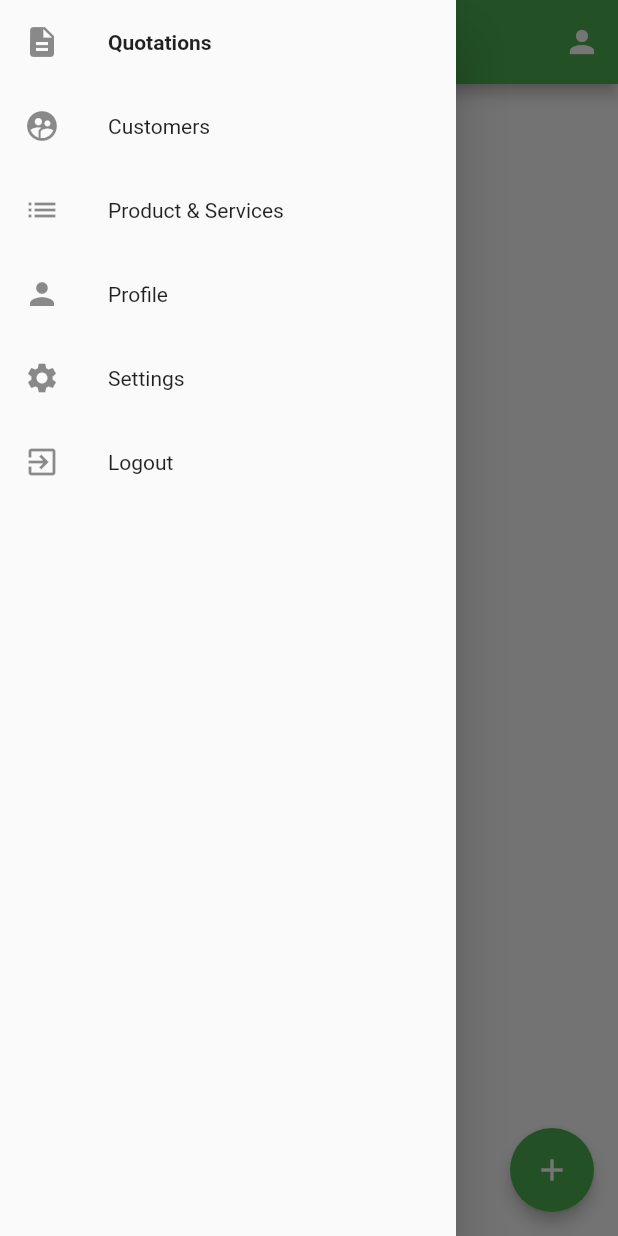
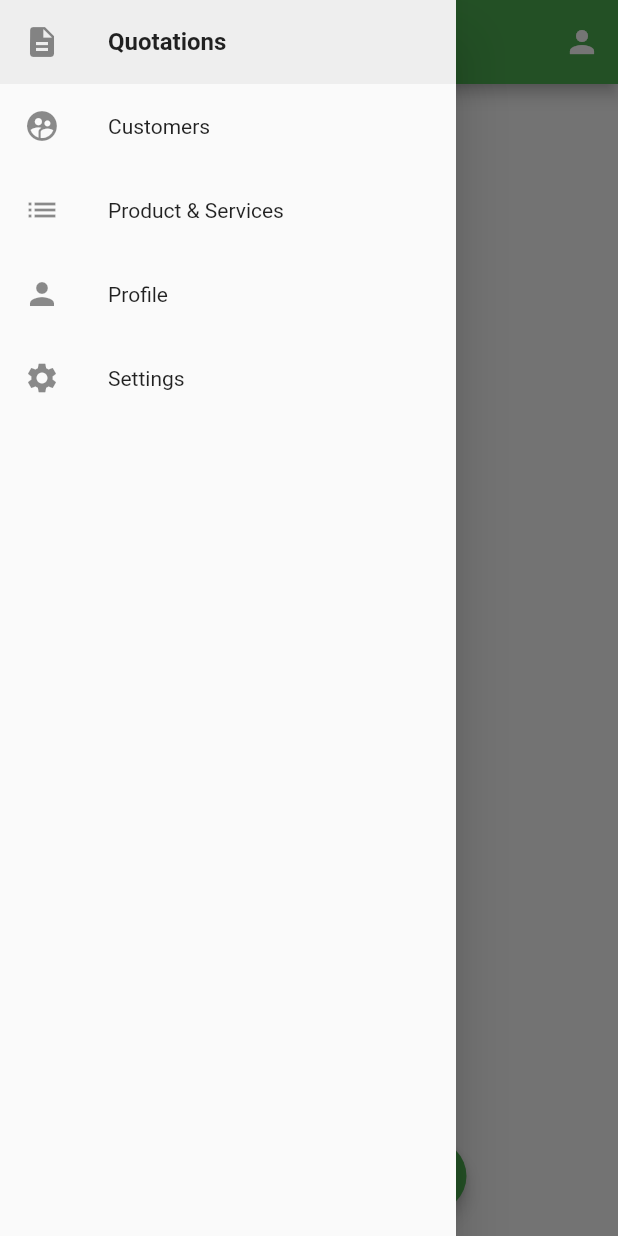
Before and after one commit to kunkumagp/bizkoala-mobile-app, a Flutter app: the screen it shows after launch, with the side drawer open, on a phone screen of 412 x 824 dp. Run offline on Flutter 3.47's test engine with Material 2 defaults, Android fonts, the phone set to English and light mode, and no system bars; our stand-ins replace fluttertoast, progress_dialog, shared_preferences, sqflite; accounts and stored records are empty.

Commit message:
#5 Customers Page implementation

```diff
--- a/lib/component/drawer.dart
+++ b/lib/component/drawer.dart
@@ -3,6 +3,7 @@ import 'package:bizkoala_mobileapp/pages/profile/my_profile.dart';
 import 'package:bizkoala_mobileapp/pages/quotations/my_quotations.dart';
 import 'package:bizkoala_mobileapp/pages/products_services/my_product_services.dart';
 import 'package:bizkoala_mobileapp/pages/my_settings.dart';
+import 'package:bizkoala_mobileapp/pages/customers/my_customers.dart';
 import 'package:flutter/material.dart';
 import 'package:provider/provider.dart';
 import 'package:bizkoala_mobileapp/service/app_services.dart';
@@ -18,11 +19,15 @@ class MyDrawer extends StatelessWidget {
     return Drawer(
       child: ListView(
         children: <Widget>[
-          ListTile(
+          Container(
+            decoration: BoxDecoration(
+              color: currentDrawer == 0 ? Colors.grey[200] : null,
+            ),
+            child: ListTile(
               title: Text(
                 'Quotations',
                 style: currentDrawer == 0
-                  ? TextStyle(fontWeight: FontWeight.bold)
+                    ? TextStyle(fontSize: 16.0, fontWeight: FontWeight.bold)
                     : TextStyle(fontWeight: FontWeight.normal),
               ),
               leading: Icon(Icons.description),
@@ -38,11 +43,16 @@ class MyDrawer extends StatelessWidget {
                         )));
               },
             ),
-          ListTile(
+          ),
+          Container(
+            decoration: BoxDecoration(
+              color: currentDrawer == 1 ? Colors.grey[200] : null,
+            ),
+            child: ListTile(
               title: Text(
                 'Customers',
                 style: currentDrawer == 1
-                  ? TextStyle(fontWeight: FontWeight.bold)
+                    ? TextStyle(fontSize: 16.0, fontWeight: FontWeight.bold)
                     : TextStyle(fontWeight: FontWeight.normal),
               ),
               leading: Icon(Icons.supervised_user_circle),
@@ -50,19 +60,24 @@ class MyDrawer extends StatelessWidget {
                 Navigator.of(context).pop();
                 if (this.currentPage == "Customers") return;
                 Provider.of<DrawerStateInfo>(context, listen: false)
-                  .setCurrentDrawer(0);
+                    .setCurrentDrawer(1);
 
                 Navigator.of(context).pushReplacement(MaterialPageRoute(
-                  builder: (BuildContext context) => MyQuotations(
+                    builder: (BuildContext context) => MyCustomers(
                           title: 'Customers',
                         )));
               },
             ),
-          ListTile(
+          ),
+          Container(
+            decoration: BoxDecoration(
+              color: currentDrawer == 2 ? Colors.grey[200] : null,
+            ),
+            child: ListTile(
               title: Text(
                 "Product & Services",
                 style: currentDrawer == 2
-                  ? TextStyle(fontWeight: FontWeight.bold)
+                    ? TextStyle(fontSize: 16.0, fontWeight: FontWeight.bold)
                     : TextStyle(fontWeight: FontWeight.normal),
               ),
               leading: Icon(Icons.list),
@@ -71,7 +86,7 @@ class MyDrawer extends StatelessWidget {
                 if (this.currentPage == "Product & Services") return;
 
                 Provider.of<DrawerStateInfo>(context, listen: false)
-                  .setCurrentDrawer(1);
+                    .setCurrentDrawer(2);
 
                 Navigator.of(context).pushReplacement(MaterialPageRoute(
                     builder: (BuildContext context) => ProductServices(
@@ -79,11 +94,16 @@ class MyDrawer extends StatelessWidget {
                         )));
               },
             ),
-          ListTile(
+          ),
+          Container(
+            decoration: BoxDecoration(
+              color: currentDrawer == 3 ? Colors.grey[200] : null,
+            ),
+            child: ListTile(
               title: Text(
                 "Profile",
                 style: currentDrawer == 3
-                  ? TextStyle(fontWeight: FontWeight.bold)
+                    ? TextStyle(fontSize: 16.0, fontWeight: FontWeight.bold)
                     : TextStyle(fontWeight: FontWeight.normal),
               ),
               leading: Icon(Icons.person),
@@ -92,7 +112,7 @@ class MyDrawer extends StatelessWidget {
                 if (this.currentPage == "Profile") return;
 
                 Provider.of<DrawerStateInfo>(context, listen: false)
-                  .setCurrentDrawer(2);
+                    .setCurrentDrawer(3);
 
                 Navigator.of(context).pushReplacement(MaterialPageRoute(
                     builder: (BuildContext context) => Profile(
@@ -100,11 +120,16 @@ class MyDrawer extends StatelessWidget {
                         )));
               },
             ),
-          ListTile(
+          ),
+          Container(
+            decoration: BoxDecoration(
+              color: currentDrawer == 4 ? Colors.grey[200] : null,
+            ),
+            child: ListTile(
               title: Text(
                 "Settings",
                 style: currentDrawer == 4
-                  ? TextStyle(fontWeight: FontWeight.bold)
+                    ? TextStyle(fontSize: 16.0, fontWeight: FontWeight.bold)
                     : TextStyle(fontWeight: FontWeight.normal),
               ),
               leading: Icon(Icons.settings),
@@ -113,7 +138,7 @@ class MyDrawer extends StatelessWidget {
                 if (this.currentPage == "Settings") return;
 
                 Provider.of<DrawerStateInfo>(context, listen: false)
-                  .setCurrentDrawer(3);
+                    .setCurrentDrawer(4);
 
                 Navigator.of(context).pushReplacement(MaterialPageRoute(
                     builder: (BuildContext context) => Settings(
@@ -121,19 +146,20 @@ class MyDrawer extends StatelessWidget {
                         )));
               },
             ),
-          ListTile(
-            title: Text(
-              "Logout",
-              style: currentDrawer == 5
-                  ? TextStyle(fontWeight: FontWeight.bold)
-                  : TextStyle(fontWeight: FontWeight.normal),
           ),
-            leading: Icon(Icons.exit_to_app),
-            onTap: () {
-              appService.logout();
-              Navigator.pushNamed(context, '/');
-            },
-          ),
+          // ListTile(
+          //   title: Text(
+          //     "Logout",
+          //     style: currentDrawer == 5
+          //         ? TextStyle(fontSize: 16.0, fontWeight: FontWeight.bold)
+          //         : TextStyle(fontWeight: FontWeight.normal),
+          //   ),
+          //   leading: Icon(Icons.exit_to_app),
+          //   onTap: () {
+          //     appService.logout();
+          //     Navigator.pushNamed(context, '/');
+          //   },
+          // ),
         ],
       ),
     );
--- a/lib/database/database.dart
+++ /dev/null
@@ -1,82 +0,0 @@
-import 'dart:async';
-import 'dart:io' as io;
-import 'package:bizkoala_mobileapp/database/model/quotation.dart';
-import 'package:path/path.dart';
-import 'package:sqflite/sqflite.dart';
-import 'package:path_provider/path_provider.dart';
-
-class DBProvider {
-  DBProvider._();
-  static final DBProvider db = DBProvider._();
-
-  static const String DB_NAME = 'bizkoala.db';
-  static const String QUOTATION_TABLE = 'quotations';
-
-  static Database _database;
-
-  Future<Database> get database async {
-    if (_database != null) return _database;
-
-    // if _database is null we instantiate it
-    _database = await initDb();
-    return _database;
-  }
-
-  initDb() async {
-    io.Directory documentDirectory = await getApplicationDocumentsDirectory();
-    String path = join(documentDirectory.path, DB_NAME);
-    return await openDatabase(path,
-        version: 1, onOpen: (db) {}, onCreate: _onbCreate);
-  }
-
-  _onbCreate(Database db, int version) async {
-    await db.execute(
-        "CREATE TABLE $QUOTATION_TABLE ('id' INTEGER PRIMARY KEY, 'title' TEXT, 'note' TEXT, 'tax' TEXT, 'date' TEXT, 'customer_id' INTEGER, 'send' INTEGER)");
-  }
-
-// Add
-  newQuotation(Quotation newQuotation) async {
-    final db = await database;
-    var res = await db.insert(QUOTATION_TABLE, newQuotation.toJson());
-    // var res = await db.rawInsert(
-    //     "INSERT Into quotations (title, send)"
-    //     " VALUES (?,?)",
-    //     [newQuotation.title, newQuotation.send.toString()]);
-    return res;
-  }
-
-// Get
-
-  getAllQuotations() async {
-    final db = await database;
-    var res = await db.query(QUOTATION_TABLE, orderBy: 'id DESC');
-    List<Quotation> list =
-        res.isNotEmpty ? res.map((q) => Quotation.fromJson(q)).toList() : [];
-    return list;
-  }
-
-  getQuotation(int id) async {
-    final db = await database;
-    var res = await db.query(QUOTATION_TABLE, where: 'id = ?', whereArgs: [id]);
-    return res.isNotEmpty ? Quotation.fromJson(res.first) : null;
-  }
-
-  // Update
-  updateQuotation(Quotation newQuotation) async {
-    final db = await database;
-    var res = await db.update(QUOTATION_TABLE, newQuotation.toJson(),
-        where: 'id = ?', whereArgs: [newQuotation.id]);
-    return res;
-  }
-
-  // Delete
-  deleteAllQuotations() async {
-    final db = await database;
-    db.delete(QUOTATION_TABLE);
-  }
-
-  deleteQuotation(int id) async {
-    final db = await database;
-    db.delete(QUOTATION_TABLE, where: 'id = ?', whereArgs: [id]);
-  }
-}
--- /dev/null
+++ b/lib/database/database_helper.dart
@@ -0,0 +1,38 @@
+import 'dart:async';
+import 'dart:io' as io;
+import 'package:path/path.dart';
+import 'package:sqflite/sqflite.dart';
+import 'package:path_provider/path_provider.dart';
+
+class DatabaseHelper {
+  DatabaseHelper._();
+  static final DatabaseHelper db = DatabaseHelper._();
+
+  static const String DB_NAME = 'bizkoala.db';
+  static const String QUOTATION_TABLE = 'quotations';
+  static const String CUSTOMER_TABLE = 'customers';
+
+  static Database _database;
+
+  Future<Database> get database async {
+    if (_database != null) return _database;
+
+    // if _database is null we instantiate it
+    _database = await initDb();
+    return _database;
+  }
+
+  initDb() async {
+    io.Directory documentDirectory = await getApplicationDocumentsDirectory();
+    String path = join(documentDirectory.path, DB_NAME);
+    return await openDatabase(path,
+        version: 1, onOpen: (db) {}, onCreate: _onbCreate);
+  }
+
+  _onbCreate(Database db, int version) async {
+    await db.execute(
+        "CREATE TABLE $QUOTATION_TABLE ('id' INTEGER PRIMARY KEY, 'title' TEXT, 'note' TEXT, 'tax' TEXT, 'date' TEXT, 'customer_id' INTEGER, 'send' INTEGER)");
+    await db.execute(
+        "CREATE TABLE $CUSTOMER_TABLE ('id' INTEGER PRIMARY KEY,'name' TEXT, 'email' TEXT, 'address' TEXT, 'telephone' TEXT)");
+  }
+}
--- /dev/null
+++ b/lib/database/helper/quotation_helper.dart
@@ -0,0 +1,48 @@
+import 'package:bizkoala_mobileapp/database/model/quotation.dart';
+import 'package:bizkoala_mobileapp/database/database_helper.dart';
+
+class QuotationHelper {
+  final DatabaseHelper db = DatabaseHelper.db;
+  static const String TABLE = 'quotations';
+
+  newQuotation(Quotation newQuotation) async {
+    final db = await DatabaseHelper.db.database;
+    var res = await db.insert(TABLE, newQuotation.toJson());
+    // var res = await db.rawInsert(
+    //     "INSERT Into quotations (title, send)"
+    //     " VALUES (?,?)",
+    //     [newQuotation.title, newQuotation.send.toString()]);
+    return res;
+  }
+
+  getAllQuotations() async {
+    final db = await DatabaseHelper.db.database;
+    var res = await db.query(TABLE, orderBy: 'id DESC');
+    List<Quotation> list =
+        res.isNotEmpty ? res.map((q) => Quotation.fromJson(q)).toList() : [];
+    return list;
+  }
+
+  getQuotation(int id) async {
+    final db = await DatabaseHelper.db.database;
+    var res = await db.query(TABLE, where: 'id = ?', whereArgs: [id]);
+    return res.isNotEmpty ? Quotation.fromJson(res.first) : null;
+  }
+
+  updateQuotation(Quotation quotation) async {
+    final db = await DatabaseHelper.db.database;
+    var res = await db.update(TABLE, quotation.toJson(),
+        where: 'id = ?', whereArgs: [quotation.id]);
+    return res;
+  }
+
+  deleteAllQuotations() async {
+    final db = await DatabaseHelper.db.database;
+    db.delete(TABLE);
+  }
+
+  deleteQuotation(int id) async {
+    final db = await DatabaseHelper.db.database;
+    db.delete(TABLE, where: 'id = ?', whereArgs: [id]);
+  }
+}
--- /dev/null
+++ b/lib/database/model/customers.dart
@@ -0,0 +1,41 @@
+// To parse this JSON data, do
+//
+//     final customer = customerFromJson(jsonString);
+
+import 'dart:convert';
+
+Customer customerFromJson(String str) => Customer.fromJson(json.decode(str));
+
+String customerToJson(Customer data) => json.encode(data.toJson());
+
+class Customer {
+  int id;
+  String name;
+  String email;
+  String address;
+  String telephone;
+
+  Customer({
+    this.id,
+    this.name,
+    this.email,
+    this.address,
+    this.telephone,
+  });
+
+  factory Customer.fromJson(Map<String, dynamic> json) => Customer(
+        id: json["id"],
+        name: json["name"] == null ? null : json["name"],
+        email: json["email"] == null ? null : json["email"],
+        address: json["address"] == null ? null : json["address"],
+        telephone: json["telephone"] == null ? null : json["telephone"],
+      );
+
+  Map<String, dynamic> toJson() => {
+        "id": id,
+        "name": name == null ? null : name,
+        "email": email == null ? null : email,
+        "address": address == null ? null : address,
+        "telephone": telephone == null ? null : telephone,
+      };
+}
--- a/lib/pages/quotations/my_quotations.dart
+++ b/lib/pages/quotations/my_quotations.dart
@@ -1,8 +1,8 @@
 import 'package:bizkoala_mobileapp/component/drawer.dart';
-import 'package:bizkoala_mobileapp/database/database.dart';
+import 'package:bizkoala_mobileapp/database/helper/quotation_helper.dart';
 import 'package:bizkoala_mobileapp/database/model/quotation.dart';
+import 'package:bizkoala_mobileapp/service/app_services.dart';
 import 'package:flutter/material.dart';
-import 'package:bizkoala_mobileapp/service/app_services.dart';
 import 'package:fluttertoast/fluttertoast.dart';
 
 final appService = AppService();
@@ -20,10 +20,11 @@ class _MyQuotationsState extends State<MyQuotations> {
   bool _duplicateCustomerDetails = true;
   bool _duplicateItems = true;
 
-  getNewQuoteTitle() {
+  newQuoteDialogBox() async {
     var alertDialog = AlertDialog(
       title: Center(child: Text('New Quotation Title')),
       content: TextField(
+        autofocus: true,
         controller: newTitleController,
         textAlign: TextAlign.center,
         decoration:
@@ -39,6 +40,7 @@ class _MyQuotationsState extends State<MyQuotations> {
             onPressed: () {
               addNewQuotation();
               Navigator.pop(context);
+              newTitleController.clear();
             },
           ),
         ),
@@ -64,16 +66,17 @@ class _MyQuotationsState extends State<MyQuotations> {
           send: 0),
     ];
     Quotation rnd = testQuotations[0];
-    await DBProvider.db.newQuotation(rnd);
+    await QuotationHelper().newQuotation(rnd);
     setState(() {});
   }
 
-  duplicateAlertBox(quotation) async {
+  duplicateDialogBox(quotation) async {
     editTitleController.text = 'Copy - ' + quotation.title;
     var oldQuoteId = quotation.id;
 
     var alertDialog = AlertDialog(
       title: TextField(
+        autofocus: true,
         controller: editTitleController,
         textAlign: TextAlign.center,
         keyboardType: TextInputType.text,
@@ -140,11 +143,11 @@ class _MyQuotationsState extends State<MyQuotations> {
       }
     });
     Navigator.of(context).pop(); // Line 1
-    duplicateAlertBox(quotation);
+    duplicateDialogBox(quotation);
   }
 
   duplicateQuotation(oldQuoteId, newTitle, customerDetails, itemDetails) async {
-    var oldQuotation = await DBProvider.db.getQuotation(oldQuoteId);
+    var oldQuotation = await QuotationHelper().getQuotation(oldQuoteId);
     int customerId;
 
     customerDetails == true
@@ -162,13 +165,27 @@ class _MyQuotationsState extends State<MyQuotations> {
         customerId: customerId,
         send: 0);
     Quotation rnd = newQuote;
-    await DBProvider.db.newQuotation(rnd);
+    await QuotationHelper().newQuotation(rnd);
     setState(() {});
     Navigator.pop(context);
     showWebColoredToast("Quotation duplicated successfully.", 'success');
   }
 
-  deleteQuotation(id) async {
+  deleteQuotation(id, title) async {
+    var text = RichText(
+      textAlign: TextAlign.center,
+      text: TextSpan(
+        style: TextStyle(
+          fontSize: 14.0,
+          color: Colors.black,
+        ),
+        children: <TextSpan>[
+          TextSpan(text: 'This will permanently delete the '),
+          TextSpan(text: title, style: TextStyle(fontWeight: FontWeight.bold)),
+        ],
+      ),
+    );
+
     showDialog(
         context: context,
         builder: (_) => AlertDialog(
@@ -177,7 +194,7 @@ class _MyQuotationsState extends State<MyQuotations> {
                 textAlign: TextAlign.center,
               ),
               content: Text(
-                'This will permanently delete this record !.',
+                'This will permanently delete the ' + title.toString() + ' !.',
                 textAlign: TextAlign.center,
                 style: TextStyle(fontSize: 14.0),
               ),
@@ -188,7 +205,7 @@ class _MyQuotationsState extends State<MyQuotations> {
                     padding: EdgeInsets.all(8.0),
                     splashColor: Colors.blueAccent,
                     onPressed: () {
-                      DBProvider.db.deleteQuotation(id);
+                      QuotationHelper().deleteQuotation(id);
                       setState(() {});
                       Navigator.pop(context);
                     },
@@ -232,9 +249,9 @@ class _MyQuotationsState extends State<MyQuotations> {
         ],
       ),
       body: FutureBuilder(
-        future: DBProvider.db.getAllQuotations(),
+        future: QuotationHelper().getAllQuotations(),
         builder: (BuildContext context, snapshot) {
-          if (snapshot.hasData) {
+          if (snapshot.hasData && snapshot.data.length > 0) {
             return ListView.builder(
               itemCount: snapshot.data.length,
               itemBuilder: (BuildContext context, int index) {
@@ -259,7 +276,7 @@ class _MyQuotationsState extends State<MyQuotations> {
                             color: Colors.brown[900],
                           ),
                           onPressed: () {
-                            duplicateAlertBox(quotation);
+                            duplicateDialogBox(quotation);
                           },
                         ),
                       ),
@@ -288,7 +305,7 @@ class _MyQuotationsState extends State<MyQuotations> {
                           ),
                           onPressed: () {
                             print('Delete Quotation #' + quoteId.toString());
-                            deleteQuotation(quoteId);
+                            deleteQuotation(quoteId, quotation.title);
                           },
                         ),
                       ),
@@ -319,18 +336,24 @@ class _MyQuotationsState extends State<MyQuotations> {
               },
             );
           } else {
-            return Center(child: CircularProgressIndicator());
+            return Center(
+              child: Column(
+                mainAxisAlignment: MainAxisAlignment.center,
+                children: <Widget>[Text("No Quotations...")],
+              ),
+            );
           }
         },
       ),
-      floatingActionButton: FloatingActionButton(
+      floatingActionButton: FloatingActionButton.extended(
         elevation: 4.0,
-        child: Icon(Icons.add),
+        icon: Icon(Icons.add),
+        label: Text("Add New Quotation"),
         onPressed: () async {
-          getNewQuoteTitle();
+          newQuoteDialogBox();
         },
       ),
-      floatingActionButtonLocation: FloatingActionButtonLocation.endFloat,
+      floatingActionButtonLocation: FloatingActionButtonLocation.centerFloat,
       drawer: MyDrawer(widget.title),
     );
   }
```
Also changed, not shown: lib/database/helper/customer_helper.dart (added, +46 -0 lines), lib/pages/customers/my_customers.dart (added, +158 -0 lines). Lines whose indentation alone changed are shown as unchanged.
